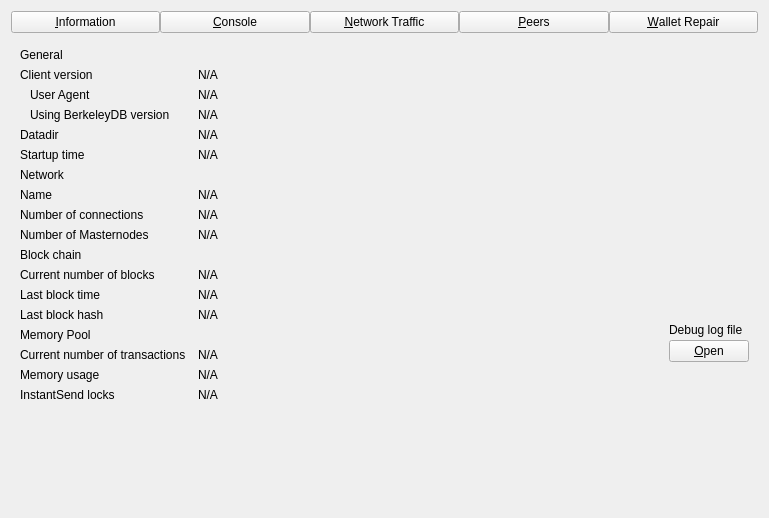
Before: the Qt Designer form src/qt/forms/debugwindow.ui in BLOCXTECH/BLOCX, drawn with Qt 5.
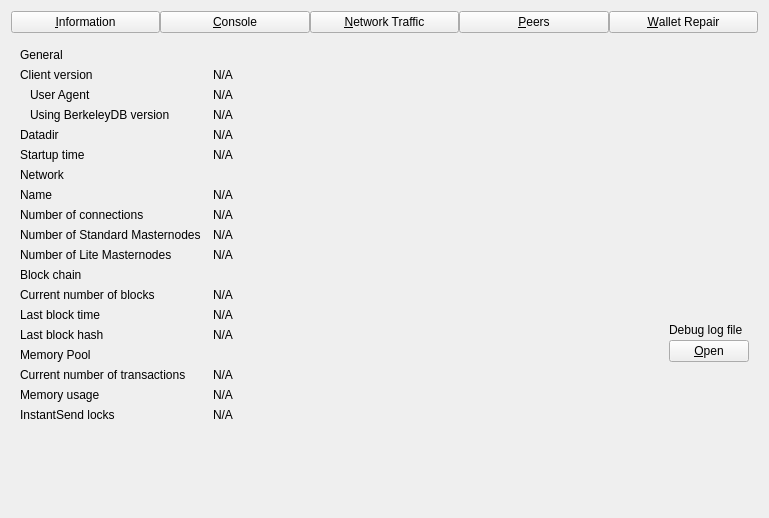
After: the same form once the commit is applied. Custom widgets are drawn as their Qt base class.

Patch:
```diff
--- a/src/qt/forms/debugwindow.ui
+++ b/src/qt/forms/debugwindow.ui
@@ -277,7 +277,7 @@
        <item row="9" column="0">
         <widget class="QLabel" name="masternodeCountLabel">
          <property name="text">
-          <string>Number of Masternodes</string>
+          <string>Number of Standard Masternodes</string>
          </property>
         </widget>
        </item>
@@ -297,21 +297,41 @@
          </property>
         </widget>
        </item>
-       <item row="10" column="0">
+        <item row="10" column="0">
+        <widget class="QLabel" name="liteCountLabel">
+         <property name="text">
+          <string>Number of Lite Masternodes</string>
+         </property>
+        </widget>
+       </item>
+	   <item row="10" column="1">
+        <widget class="QLabel" name="liteCount">
+         <property name="cursor">
+          <cursorShape>IBeamCursor</cursorShape>
+         </property>
+         <property name="text">
+          <string>N/A</string>
+         </property>
+         <property name="textInteractionFlags">
+          <set>Qt::LinksAccessibleByMouse|Qt::TextSelectableByKeyboard|Qt::TextSelectableByMouse</set>
+         </property>
+        </widget>
+       </item>
+       <item row="11" column="0">
         <widget class="QLabel" name="label_10">
          <property name="text">
           <string>Block chain</string>
          </property>
         </widget>
        </item>
-       <item row="11" column="0">
+       <item row="12" column="0">
         <widget class="QLabel" name="label_3">
          <property name="text">
           <string>Current number of blocks</string>
          </property>
         </widget>
        </item>
-       <item row="11" column="1" colspan="2">
+       <item row="12" column="1" colspan="2">
         <widget class="QLabel" name="numberOfBlocks">
          <property name="cursor">
           <cursorShape>IBeamCursor</cursorShape>
@@ -327,14 +347,14 @@
          </property>
         </widget>
        </item>
-       <item row="12" column="0">
+       <item row="13" column="0">
         <widget class="QLabel" name="labelLastBlockTime">
          <property name="text">
           <string>Last block time</string>
          </property>
         </widget>
        </item>
-       <item row="12" column="1" colspan="2">
+       <item row="13" column="1" colspan="2">
         <widget class="QLabel" name="lastBlockTime">
          <property name="cursor">
           <cursorShape>IBeamCursor</cursorShape>
@@ -350,14 +370,14 @@
          </property>
         </widget>
        </item>
-       <item row="13" column="0">
+       <item row="14" column="0">
         <widget class="QLabel" name="lastBlockHashLabel">
          <property name="text">
           <string>Last block hash</string>
          </property>
         </widget>
        </item>
-       <item row="13" column="1">
+       <item row="14" column="1">
         <widget class="QLabel" name="lastBlockHash">
          <property name="cursor">
           <cursorShape>IBeamCursor</cursorShape>
@@ -373,21 +393,21 @@
          </property>
         </widget>
        </item>
-       <item row="14" column="0">
+       <item row="15" column="0">
         <widget class="QLabel" name="labelMempoolTitle">
          <property name="text">
           <string>Memory Pool</string>
          </property>
         </widget>
        </item>
-       <item row="15" column="0">
+       <item row="16" column="0">
         <widget class="QLabel" name="labelNumberOfTransactions">
          <property name="text">
           <string>Current number of transactions</string>
          </property>
         </widget>
        </item>
-       <item row="15" column="1">
+       <item row="16" column="1">
         <widget class="QLabel" name="mempoolNumberTxs">
          <property name="cursor">
           <cursorShape>IBeamCursor</cursorShape>
@@ -403,14 +423,14 @@
          </property>
         </widget>
        </item>
-       <item row="16" column="0">
+       <item row="17" column="0">
         <widget class="QLabel" name="labelMemoryUsage">
          <property name="text">
           <string>Memory usage</string>
          </property>
         </widget>
        </item>
-       <item row="16" column="1">
+       <item row="17" column="1">
         <widget class="QLabel" name="mempoolSize">
          <property name="cursor">
           <cursorShape>IBeamCursor</cursorShape>
@@ -466,7 +486,7 @@
          </item>
         </layout>
        </item>
-       <item row="18" column="0">
+       <item row="19" column="0">
         <spacer name="verticalSpacer">
          <property name="orientation">
           <enum>Qt::Vertical</enum>
@@ -479,14 +499,14 @@
          </property>
         </spacer>
        </item>
-       <item row="17" column="0">
+       <item row="18" column="0">
         <widget class="QLabel" name="labelInstantSendLockCount">
          <property name="text">
           <string>InstantSend locks</string>
          </property>
         </widget>
        </item>
-       <item row="17" column="1">
+       <item row="18" column="1">
         <widget class="QLabel" name="instantSendLockCount">
          <property name="cursor">
           <cursorShape>IBeamCursor</cursorShape>
```
